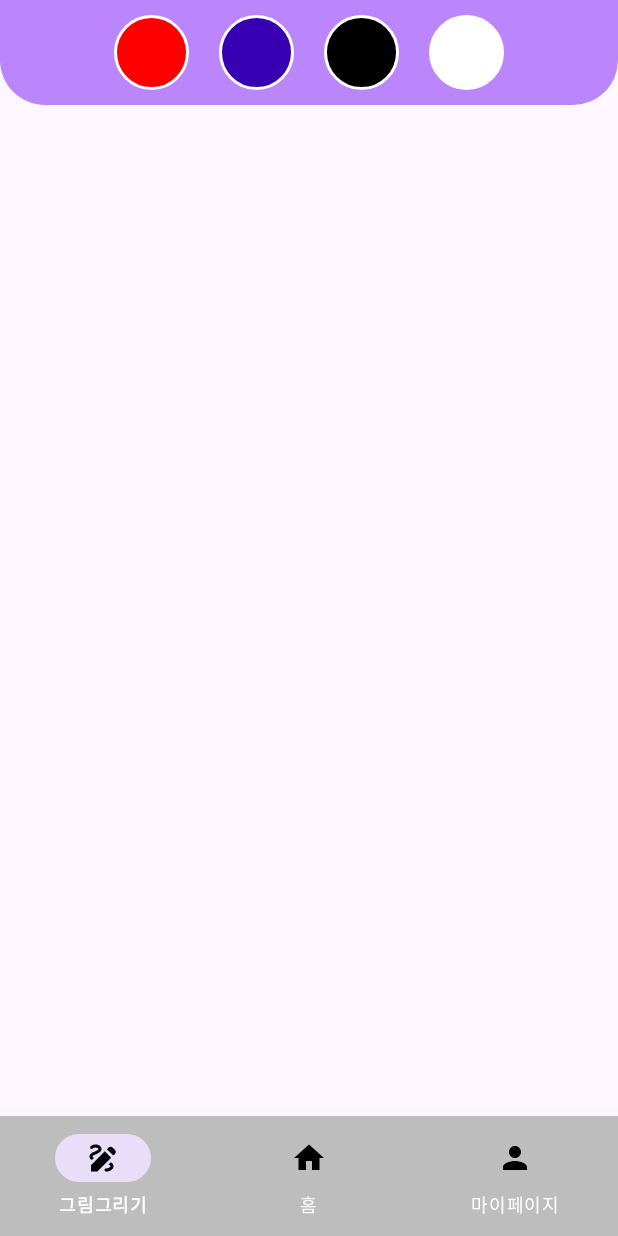
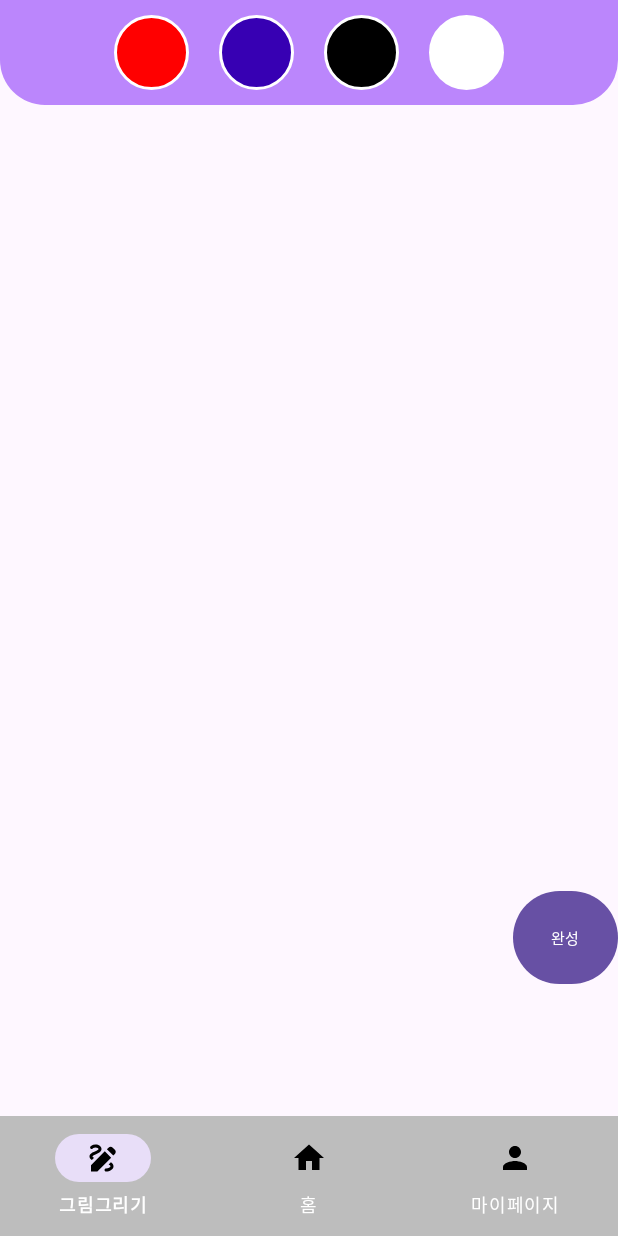
Before and after one commit to 2024TUKCOMSP/TeamFPS, an Android app: the screen it shows after launch once a user with an empty profile is signed in (NaviActivity), after a tap on an icon or button, on a phone screen of 412 x 824 dp. Run offline under Robolectric (Android 15) with nearby library versions, the phone set to English and light mode, and no system bars; our stand-ins replace Firebase (no records; nobody signed in at launch, a user with empty details on screens opened directly).

Commit message:
그림판 데베 저장 및 연결 버튼 추가

```diff
--- a/app/src/main/java/com/example/myapplication/data/Users.kt
+++ b/app/src/main/java/com/example/myapplication/data/Users.kt
@@ -7,3 +7,4 @@ data class Users(
     var profilePictureUrl: String? = "",
     //var authprovider: String? =""
 )
+//Canvas<-
--- a/app/src/main/java/com/example/myapplication/gallary/GallaryFragment.kt
+++ b/app/src/main/java/com/example/myapplication/gallary/GallaryFragment.kt
@@ -9,6 +9,7 @@ import androidx.fragment.app.Fragment
 import android.view.LayoutInflater
 import android.view.View
 import android.view.ViewGroup
+import android.widget.Button
 import android.widget.ImageButton
 import android.widget.ImageView
 import android.widget.Toast
@@ -16,6 +17,9 @@ import com.example.myapplication.R
 import com.example.myapplication.gallary.PaintView.Companion.colorList
 import com.example.myapplication.gallary.PaintView.Companion.currentBrush
 import com.example.myapplication.gallary.PaintView.Companion.pathList
+import com.example.myapplication.gallary.PaintView.Companion.xpathList
+import com.example.myapplication.gallary.PaintView.Companion.ypathList
+import com.google.firebase.database.FirebaseDatabase
 
 class GallaryFragment : Fragment() {
 
@@ -47,10 +51,13 @@ class GallaryFragment : Fragment() {
         val blueBtn = view.findViewById<ImageButton>(R.id.blueColor)
         val blackBtn = view.findViewById<ImageButton>(R.id.blackColor)
         val eraser = view.findViewById<ImageButton>(R.id.whiteColor)
+        val paintend = view.findViewById<Button>(R.id.paintendbutton)
 
         redBtn.setOnClickListener{
             paintBrush.color = Color.RED
             currentColor(paintBrush.color)
+            for(i in xpathList.indices)
+            Log.d("path", xpathList[i].toString())
 
         }
         blueBtn.setOnClickListener{
@@ -69,8 +76,16 @@ class GallaryFragment : Fragment() {
             }
             pathList.clear()
             colorList.clear()
+            xpathList.clear()
+            ypathList.clear()
             path.reset()
         }
+        paintend.setOnClickListener{
+            val database = FirebaseDatabase.getInstance()
+            val paintsRef = database.getReference("paint")
+
+        }
+
     }
     private fun currentColor(color: Int){
         currentBrush = color
--- a/app/src/main/java/com/example/myapplication/gallary/PaintView.kt
+++ b/app/src/main/java/com/example/myapplication/gallary/PaintView.kt
@@ -29,6 +29,8 @@ class PaintView : View {
     companion object{
         var pathList = ArrayList<Path>()
         var colorList = ArrayList<Int>()
+        var xpathList = ArrayList<Float>()
+        var ypathList = ArrayList<Float>()
         var currentBrush = Color.BLACK
     }
 
@@ -45,6 +47,9 @@ class PaintView : View {
     override fun onTouchEvent(event: MotionEvent): Boolean {
         var x = event.x
         var y = event.y
+        xpathList.add(x)
+        ypathList.add(y)
+
 
         when(event.action){
             MotionEvent.ACTION_DOWN->{
@@ -63,7 +68,6 @@ class PaintView : View {
     }
 
     override fun onDraw(canvas: Canvas) {
-
         for(i in pathList.indices){
             paintBrush.setColor(colorList[i])
             canvas.drawPath(pathList[i], paintBrush)
--- a/app/src/main/res/layout/fragment_gallary.xml
+++ b/app/src/main/res/layout/fragment_gallary.xml
@@ -39,11 +39,27 @@
 
     </LinearLayout>
     <RelativeLayout
+        android:id="@+id/paint"
         android:layout_width="match_parent"
-        android:layout_height="match_parent"
+        android:layout_height="520dp"
         android:layout_below="@+id/toolbar">
         <include layout="@layout/paint_view"/>
 
     </RelativeLayout>
+    <RelativeLayout
+        android:layout_width="match_parent"
+        android:layout_height="match_parent"
+        android:layout_below="@+id/paint"
+        android:gravity="right"
+        >
+        <Button
+            android:id = "@+id/paintendbutton"
+            android:layout_width="70dp"
+            android:layout_height="70dp"
+            android:textSize="10sp"
+            android:text="완성"
+            />
+
+    </RelativeLayout>
 
 </RelativeLayout>
```
Also changed, not shown: app/src/main/AndroidManifest.xml (+7 -12 lines), app/src/main/java/com/example/myapplication/data/Paints.kt (+8 -3 lines).
